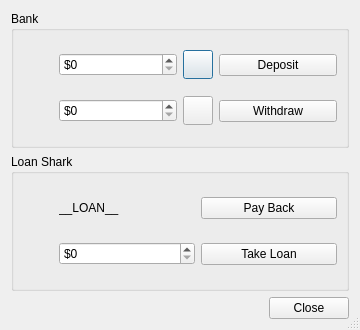
The window that dopewars/templates/finances_dialog.ui (wizzomafizzo/dopewars) describes before a commit, drawn with Qt 5.
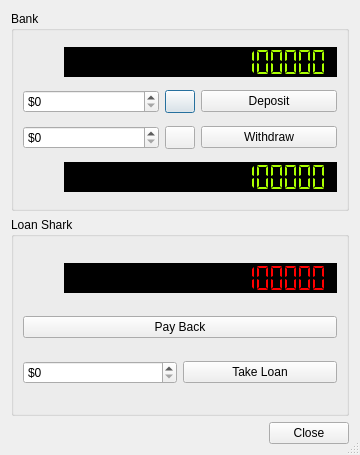
The same window after the commit. Icons and pictures are not drawn.

Commit message: Store, weapons, finance dialog, add drugs

```diff
--- a/dopewars/templates/finances_dialog.ui
+++ b/dopewars/templates/finances_dialog.ui
@@ -10,13 +10,13 @@
     <x>0</x>
     <y>0</y>
     <width>360</width>
-    <height>330</height>
+    <height>455</height>
    </rect>
   </property>
   <property name="minimumSize">
    <size>
     <width>360</width>
-    <height>330</height>
+    <height>455</height>
    </size>
   </property>
   <property name="windowTitle">
@@ -28,24 +28,26 @@
   <property name="modal">
    <bool>true</bool>
   </property>
-  <layout class="QVBoxLayout" name="verticalLayout">
-   <item>
-    <widget class="QGroupBox" name="groupBox">
-     <property name="title">
-      <string>Bank</string>
-     </property>
      <layout class="QGridLayout" name="gridLayout">
       <item row="0" column="0">
+    <widget class="QGroupBox" name="groupBox">
+     <property name="title">
+      <string>Bank</string>
+     </property>
+     <layout class="QVBoxLayout" name="verticalLayout">
+      <item>
+       <layout class="QHBoxLayout" name="horizontalLayout_4">
+        <item>
        <widget class="QLabel" name="cash_label">
         <property name="minimumSize">
          <size>
-          <width>30</width>
+            <width>35</width>
           <height>30</height>
          </size>
         </property>
         <property name="maximumSize">
          <size>
-          <width>30</width>
+            <width>35</width>
           <height>30</height>
          </size>
         </property>
@@ -63,7 +65,42 @@
         </property>
        </widget>
       </item>
-      <item row="0" column="1">
+        <item>
+         <widget class="QLCDNumber" name="cash_lcd">
+          <property name="minimumSize">
+           <size>
+            <width>0</width>
+            <height>30</height>
+           </size>
+          </property>
+          <property name="maximumSize">
+           <size>
+            <width>16777215</width>
+            <height>30</height>
+           </size>
+          </property>
+          <property name="styleSheet">
+           <string notr="true">QLCDNumber { background-color: #000; color: rgb(170, 255, 0);  }</string>
+          </property>
+          <property name="smallDecimalPoint">
+           <bool>false</bool>
+          </property>
+          <property name="digitCount">
+           <number>18</number>
+          </property>
+          <property name="segmentStyle">
+           <enum>QLCDNumber::Flat</enum>
+          </property>
+          <property name="intValue" stdset="0">
+           <number>123456789</number>
+          </property>
+         </widget>
+        </item>
+       </layout>
+      </item>
+      <item>
+       <layout class="QHBoxLayout" name="horizontalLayout_2">
+        <item>
        <widget class="QSpinBox" name="cash_spinbox">
         <property name="minimumSize">
          <size>
@@ -82,7 +119,7 @@
         </property>
        </widget>
       </item>
-      <item row="0" column="2">
+        <item>
        <widget class="QPushButton" name="max_cash_button">
         <property name="maximumSize">
          <size>
@@ -102,7 +139,7 @@
         </property>
        </widget>
       </item>
-      <item row="0" column="3">
+        <item>
        <widget class="QPushButton" name="deposit_button">
         <property name="toolTip">
          <string>Deposit To Bank</string>
@@ -112,35 +149,11 @@
         </property>
        </widget>
       </item>
-      <item row="1" column="0">
-       <widget class="QLabel" name="bank_label">
-        <property name="minimumSize">
-         <size>
-          <width>30</width>
-          <height>30</height>
-         </size>
-        </property>
-        <property name="maximumSize">
-         <size>
-          <width>30</width>
-          <height>30</height>
-         </size>
-        </property>
-        <property name="toolTip">
-         <string>Bank</string>
-        </property>
-        <property name="text">
-         <string/>
-        </property>
-        <property name="pixmap">
-         <pixmap resource="../dopewars.qrc">:/glyph/icons/glyphicons_263_bank.png</pixmap>
-        </property>
-        <property name="alignment">
-         <set>Qt::AlignCenter</set>
-        </property>
-       </widget>
+       </layout>
       </item>
-      <item row="1" column="1">
+      <item>
+       <layout class="QHBoxLayout" name="horizontalLayout">
+        <item>
        <widget class="QSpinBox" name="bank_spinbox">
         <property name="minimumSize">
          <size>
@@ -159,7 +172,7 @@
         </property>
        </widget>
       </item>
-      <item row="1" column="2">
+        <item>
        <widget class="QPushButton" name="max_bank_button">
         <property name="maximumSize">
          <size>
@@ -179,7 +192,7 @@
         </property>
        </widget>
       </item>
-      <item row="1" column="3">
+        <item>
        <widget class="QPushButton" name="withdraw_button">
         <property name="toolTip">
          <string>Withdraw From Bank</string>
@@ -190,25 +203,89 @@
        </widget>
       </item>
      </layout>
+      </item>
+      <item>
+       <layout class="QHBoxLayout" name="horizontalLayout_3">
+        <item>
+         <widget class="QLabel" name="bank_label">
+          <property name="minimumSize">
+           <size>
+            <width>35</width>
+            <height>30</height>
+           </size>
+          </property>
+          <property name="maximumSize">
+           <size>
+            <width>35</width>
+            <height>30</height>
+           </size>
+          </property>
+          <property name="toolTip">
+           <string>Bank Balance</string>
+          </property>
+          <property name="text">
+           <string/>
+          </property>
+          <property name="pixmap">
+           <pixmap resource="../dopewars.qrc">:/glyph/icons/glyphicons_263_bank.png</pixmap>
+          </property>
+          <property name="alignment">
+           <set>Qt::AlignCenter</set>
+          </property>
     </widget>
    </item>
    <item>
+         <widget class="QLCDNumber" name="bank_lcd">
+          <property name="minimumSize">
+           <size>
+            <width>0</width>
+            <height>30</height>
+           </size>
+          </property>
+          <property name="maximumSize">
+           <size>
+            <width>16777215</width>
+            <height>30</height>
+           </size>
+          </property>
+          <property name="styleSheet">
+           <string notr="true">QLCDNumber { background-color: #000; color: rgb(170, 255, 0); }</string>
+          </property>
+          <property name="digitCount">
+           <number>18</number>
+          </property>
+          <property name="segmentStyle">
+           <enum>QLCDNumber::Flat</enum>
+          </property>
+          <property name="intValue" stdset="0">
+           <number>123456789</number>
+          </property>
+         </widget>
+        </item>
+       </layout>
+      </item>
+     </layout>
+    </widget>
+   </item>
+   <item row="1" column="0">
     <widget class="QGroupBox" name="groupBox_2">
      <property name="title">
       <string>Loan Shark</string>
      </property>
-     <layout class="QGridLayout" name="gridLayout_2">
-      <item row="0" column="0">
+     <layout class="QVBoxLayout" name="verticalLayout_2">
+      <item>
+       <layout class="QHBoxLayout" name="horizontalLayout_5">
+        <item>
        <widget class="QLabel" name="loan_label">
         <property name="minimumSize">
          <size>
-          <width>30</width>
+            <width>35</width>
           <height>30</height>
          </size>
         </property>
         <property name="maximumSize">
          <size>
-          <width>30</width>
+            <width>35</width>
           <height>30</height>
          </size>
         </property>
@@ -221,19 +298,42 @@
         <property name="pixmap">
          <pixmap resource="../dopewars.qrc">:/glyph/icons/glyphicons_458_money.png</pixmap>
         </property>
-       </widget>
-      </item>
-      <item row="0" column="1">
-       <widget class="QLabel" name="loan_amount">
-        <property name="text">
-         <string>__LOAN__</string>
-        </property>
         <property name="alignment">
-         <set>Qt::AlignLeading|Qt::AlignLeft|Qt::AlignVCenter</set>
+           <set>Qt::AlignCenter</set>
         </property>
        </widget>
       </item>
-      <item row="0" column="2">
+        <item>
+         <widget class="QLCDNumber" name="loan_lcd">
+          <property name="minimumSize">
+           <size>
+            <width>0</width>
+            <height>30</height>
+           </size>
+          </property>
+          <property name="maximumSize">
+           <size>
+            <width>16777215</width>
+            <height>30</height>
+           </size>
+          </property>
+          <property name="styleSheet">
+           <string notr="true">QLCDNumber { background-color: #000; color: rgb(255, 0, 0); }</string>
+          </property>
+          <property name="digitCount">
+           <number>18</number>
+          </property>
+          <property name="segmentStyle">
+           <enum>QLCDNumber::Flat</enum>
+          </property>
+          <property name="intValue" stdset="0">
+           <number>123456789</number>
+          </property>
+         </widget>
+        </item>
+       </layout>
+      </item>
+      <item>
        <widget class="QPushButton" name="pay_loan_button">
         <property name="toolTip">
          <string>Pay Back Entire Loan</string>
@@ -243,23 +343,9 @@
         </property>
        </widget>
       </item>
-      <item row="1" column="0">
-       <spacer name="horizontalSpacer">
-        <property name="orientation">
-         <enum>Qt::Horizontal</enum>
-        </property>
-        <property name="sizeType">
-         <enum>QSizePolicy::Fixed</enum>
-        </property>
-        <property name="sizeHint" stdset="0">
-         <size>
-          <width>30</width>
-          <height>30</height>
-         </size>
-        </property>
-       </spacer>
-      </item>
-      <item row="1" column="1">
+      <item>
+       <layout class="QHBoxLayout" name="horizontalLayout_6">
+        <item>
        <widget class="QSpinBox" name="loan_spinbox">
         <property name="prefix">
          <string>$</string>
@@ -272,7 +358,7 @@
         </property>
        </widget>
       </item>
-      <item row="1" column="2">
+        <item>
        <widget class="QPushButton" name="take_loan_button">
         <property name="toolTip">
          <string>Take Out New Loan</string>
@@ -283,9 +369,11 @@
        </widget>
       </item>
      </layout>
+      </item>
+     </layout>
     </widget>
    </item>
-   <item>
+   <item row="2" column="0">
     <widget class="QDialogButtonBox" name="buttonBox">
      <property name="orientation">
       <enum>Qt::Horizontal</enum>
```
Left out of the diff: 2 changed lines with no effect on the pictures. Lines whose indentation alone changed are shown as unchanged. The commit also changes 7 other files.
